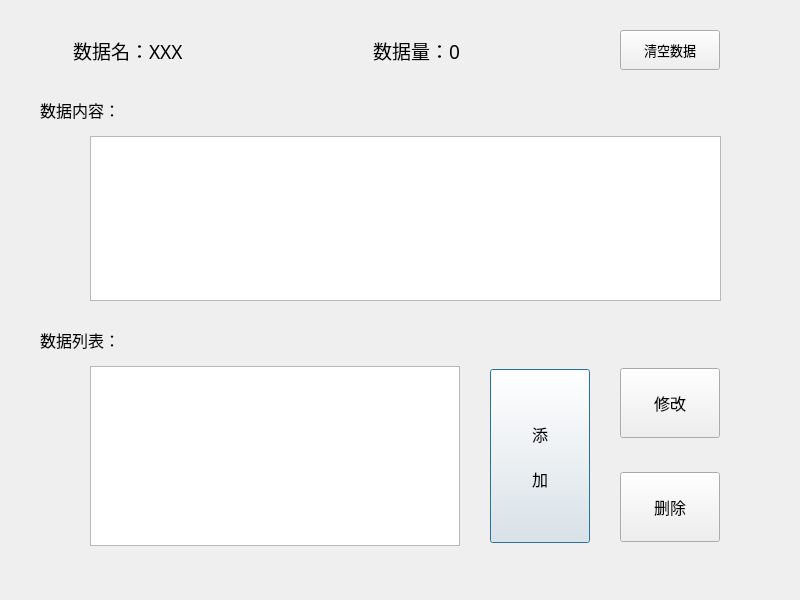
The window that windowUi/dataManager/dataManager.ui (ShenWei-HopeNoBug/srcViewerGUI) describes before a commit, drawn with Qt 5.
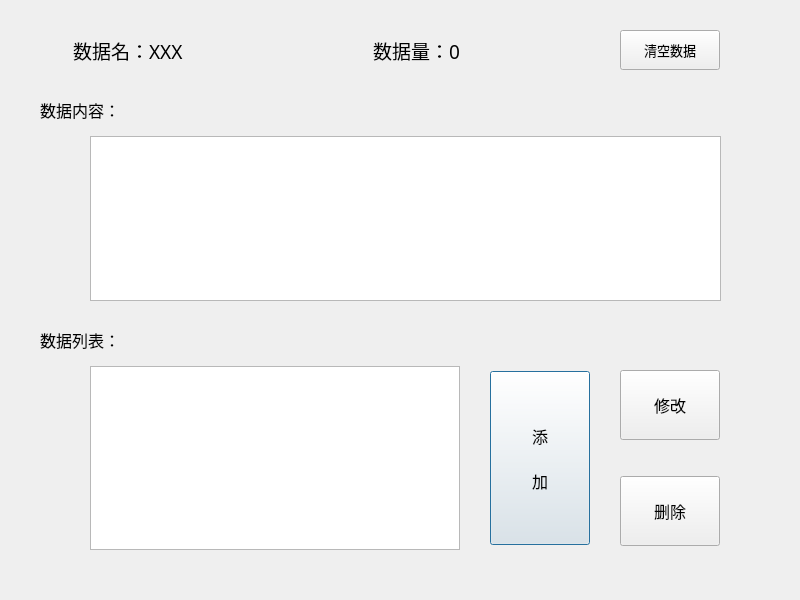
The same window after the commit.

Patch:
```diff
--- a/windowUi/dataManager/dataManager.ui
+++ b/windowUi/dataManager/dataManager.ui
@@ -28,7 +28,7 @@
      <x>40</x>
      <y>320</y>
      <width>680</width>
-     <height>226</height>
+     <height>230</height>
     </rect>
    </property>
    <layout class="QVBoxLayout" name="vLayout_list">
@@ -82,7 +82,7 @@
           <property name="minimumSize">
            <size>
             <width>362</width>
-            <height>100</height>
+            <height>176</height>
            </size>
           </property>
           <property name="font">
```
